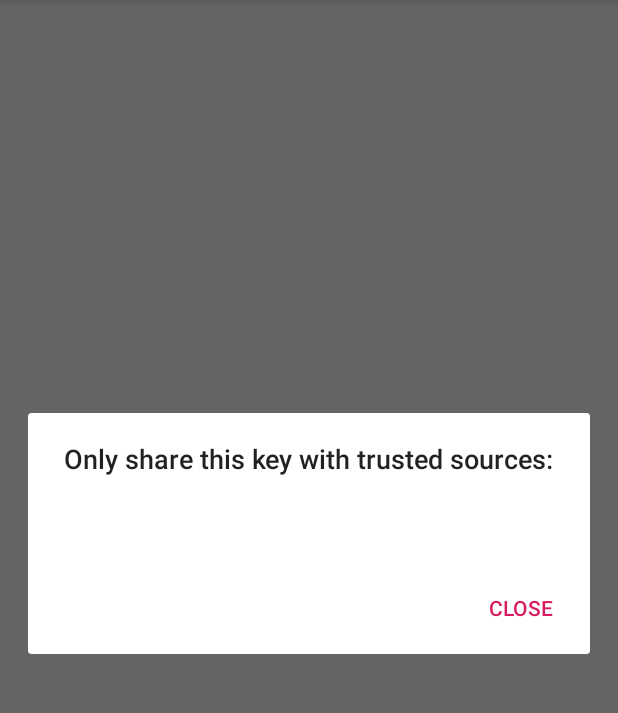
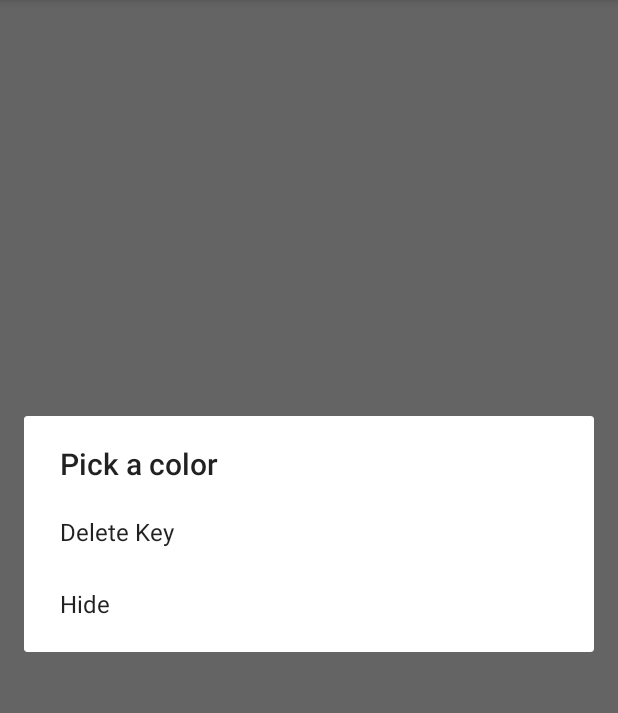
Before and after one commit to bartektenDev/FireLink, an Android app: the screen it shows after launch (MainActivity), in the options menu, after a tap on "Show Device Token", on a phone screen of 412 x 824 dp, the part 84-797 px from its top. Run offline under Robolectric (Android 15) with nearby library versions, the phone set to English and light mode, and no system bars.

Commit message:
New beautiful code for show token event in firelink in android!

```diff
--- a/androidApplication/FireLink/app/src/main/java/theandroidguy/bart/firelink/MainActivity.java
+++ b/androidApplication/FireLink/app/src/main/java/theandroidguy/bart/firelink/MainActivity.java
@@ -29,6 +29,8 @@ import theandroidguy.bart.firelink.Config.config;
 public class MainActivity extends AppCompatActivity {
 
     Button reveal, sendNotification;
+    final String[] Options = {"Delete Key", "Hide"};
+    AlertDialog.Builder window;
 
     @Override
     protected void onCreate(Bundle savedInstanceState) {
@@ -55,16 +57,22 @@ public class MainActivity extends AppCompatActivity {
         }
         if(id==R.id.scannerActivityItem2){
             //show token
-            new AlertDialog.Builder(MainActivity.this)
-                    .setTitle("Only share this key with trusted sources:")
-                    .setMessage(config.readTOKEN)
-                    .setCancelable(false)
-                    .setPositiveButton("Close", new DialogInterface.OnClickListener() {
-                        @Override
-                        public void onClick(DialogInterface dialog, int which) {
-                            // Whatever...
-                        }
-                    }).show();
+            window = new AlertDialog.Builder(this);
+            window.setTitle("Pick a color");
+            window.setItems(Options, new DialogInterface.OnClickListener() {
+                @Override
+                public void onClick(DialogInterface dialog, int which) {
+                    if(which == 0){
+
+                    }else if(which == 1){
+
+                    }else{
+                        Toast.makeText(getApplicationContext(), "Hmmm I messed up. I detected that you clicked on : " + which + "?", Toast.LENGTH_LONG).show();
+                    }
+                }
+            });
+
+            window.show();
         }
         return super.onOptionsItemSelected(item);
     }
@@ -81,6 +89,7 @@ public class MainActivity extends AppCompatActivity {
             }
             in.close();
             config.readTOKEN = buf.toString();
+            Toast.makeText(getApplicationContext(), "Found Existing Token", Toast.LENGTH_LONG).show();
             } catch (java.io.FileNotFoundException e){
 
             }
--- a/androidApplication/FireLink/app/src/main/java/theandroidguy/bart/firelink/QRScanActivity.java
+++ b/androidApplication/FireLink/app/src/main/java/theandroidguy/bart/firelink/QRScanActivity.java
@@ -31,6 +31,7 @@ public class QRScanActivity extends AppCompatActivity {
     TextView scannedText;
     BarcodeDetector barcodeDetector;
     private static final int MY_CAMERA_REQUEST_CODE = 100;
+    String[] colors = {"Delete Key", ""};
 
     @Override
     protected void onCreate(Bundle savedInstanceState) {
@@ -57,7 +58,6 @@ public class QRScanActivity extends AppCompatActivity {
             @Override
             public void surfaceCreated(SurfaceHolder holder) {
                 if (ActivityCompat.checkSelfPermission(getApplicationContext(), Manifest.permission.CAMERA) != PackageManager.PERMISSION_GRANTED) {
-
                     return;
                 }
                 try {
```
